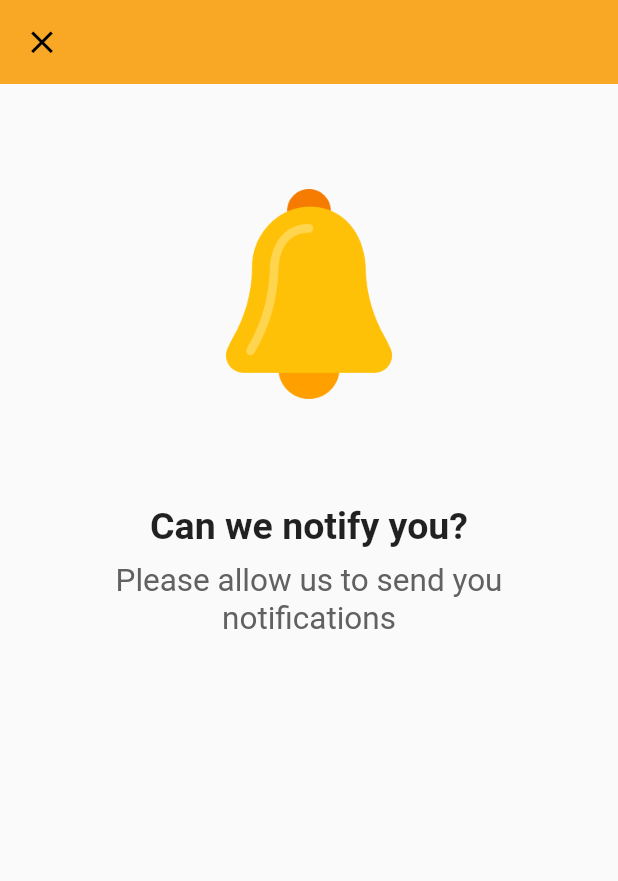
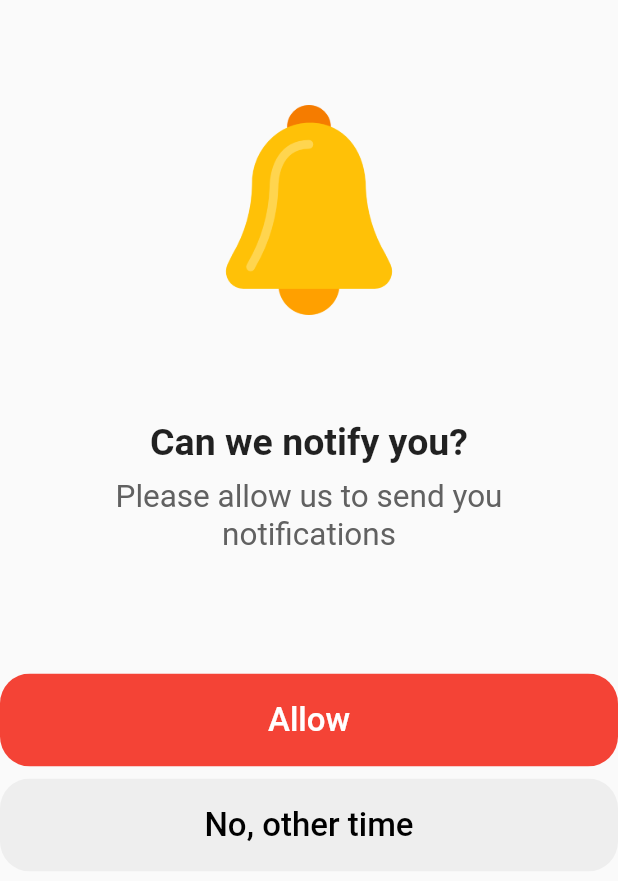
Before and after one commit to jeremiasramirez/flutter-design-permission, a Flutter app: the screen it shows after launch, on a phone screen of 412 x 824 dp. Shown: the top 881 px of the screen. Run offline on Flutter 3.47's test engine with Material 2 defaults, Android fonts, the phone set to English and light mode, and no system bars; our stand-ins replace animate_do.

Commit message:
Agregado button

```diff
--- a/lib/pages/home.page.dart
+++ b/lib/pages/home.page.dart
@@ -1,5 +1,5 @@
 import 'package:flutter/material.dart';
-import 'package:animate_do/animate_do.dart';
+import 'package:flutter_permision/widgets/button-notification.dart';
 
 import 'package:flutter_permision/widgets/description-notification.dart';
 import 'package:flutter_permision/widgets/image-notification.dart';
@@ -14,12 +14,7 @@ class HomePageApp extends StatelessWidget {
       debugShowCheckedModeBanner: false,
 
       home:Scaffold(
-        appBar: AppBar(
-          backgroundColor: Colors.yellow[800],
-          elevation: 0,
-          leading: Icon(Icons.close,color:Colors.black,size:25)
-        ),
-        // backgroundColor: Colors.grey[900],
+
         body: ListView(
           physics: BouncingScrollPhysics(),
           children: [
@@ -33,8 +28,13 @@ class HomePageApp extends StatelessWidget {
 
             safe(DescriptionNotification()),
 
-            safe(DescriptionNotificationContinue())
+            safe(DescriptionNotificationContinue()),
 
+            paddingUp(80),
+            safe(Allow("Allow", Colors.white,Colors.red)),
+
+            paddingUp(8),
+            safe(Allow("No, other time", Colors.black,Colors.grey[200]))
 
           ],
         )
--- /dev/null
+++ b/lib/widgets/button-notification.dart
@@ -0,0 +1,41 @@
+import 'package:flutter/material.dart';
+import 'package:animate_do/animate_do.dart';
+
+
+class Allow extends StatelessWidget{
+
+  String title;
+  Color colorTitle;
+  Color backColor;
+
+  Allow(String title, Color colorTitle, Color backColor){
+    this.title = title;
+    this.colorTitle=colorTitle;
+    this.backColor = backColor;
+  }
+
+  Container build(context){
+
+    return   Container(
+
+      child: FadeIn(
+        child: ClipRRect(
+        borderRadius: BorderRadius.circular(20),
+          child: RaisedButton(
+            elevation: 0,
+            color: this.backColor,
+            padding: EdgeInsets.all(18.0),
+            onPressed: (){},
+            child: Text(this.title,style: TextStyle(color: this.colorTitle, fontSize: 22) ),
+          )
+        )
+
+      )
+    );
+
+
+
+  }
+
+
+}
```
